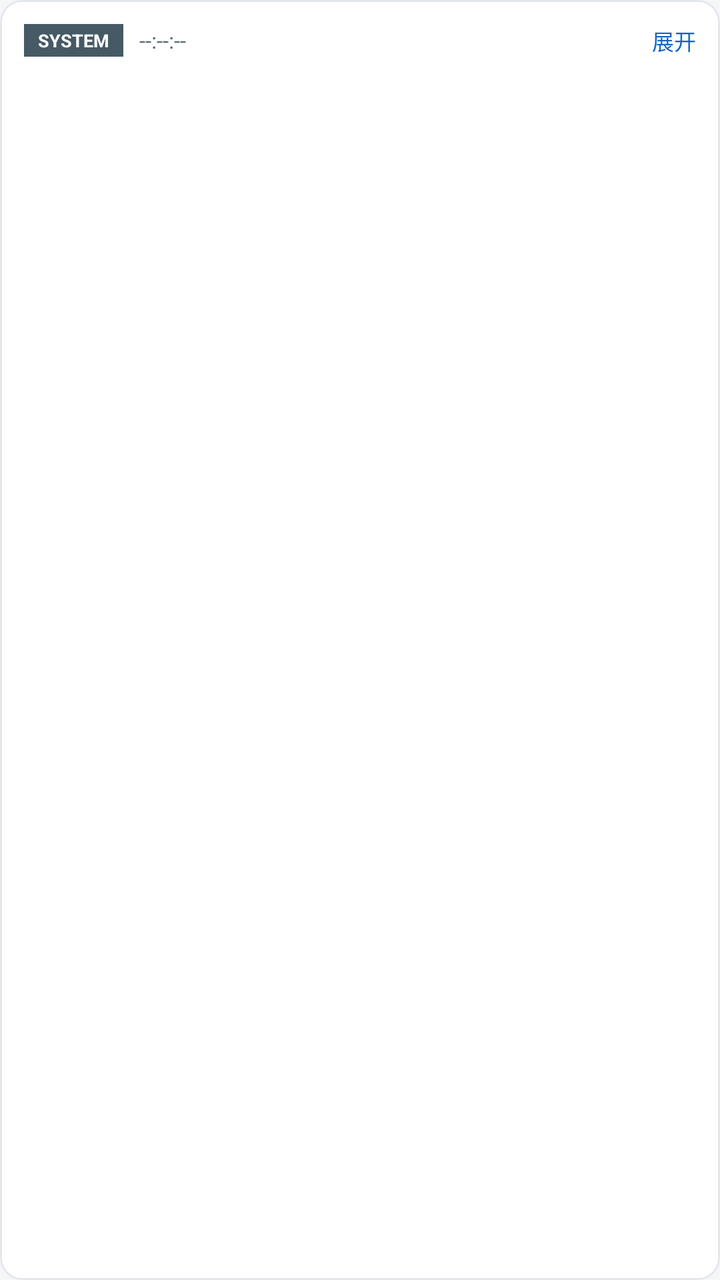
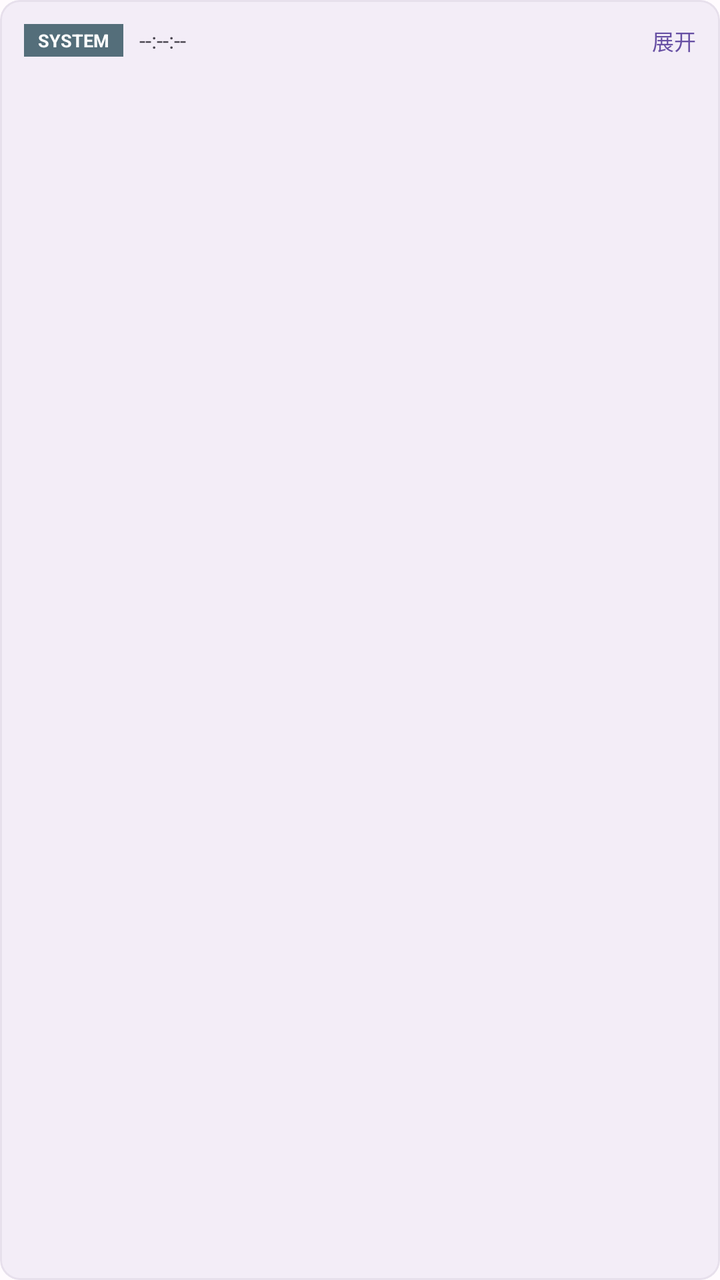

The first picture is an Android layout as it rendered before a commit; the second is the same layout after the commit. The layout source and the unified diff follow.
<!-- AndroidManifest.xml: application theme Theme.CmccHook -->
<!-- res/layout/item_log.xml -->
<?xml version="1.0" encoding="utf-8"?>
<com.google.android.material.card.MaterialCardView xmlns:android="http://schemas.android.com/apk/res/android"
    xmlns:app="http://schemas.android.com/apk/res-auto"
    android:layout_width="match_parent"
    android:layout_height="wrap_content"
    android:layout_marginStart="12dp"
    android:layout_marginTop="5dp"
    android:layout_marginEnd="12dp"
    android:clickable="true"
    android:focusable="true"
    android:foreground="?attr/selectableItemBackground"
    app:cardBackgroundColor="@color/surface"
    app:cardCornerRadius="11dp"
    app:cardElevation="0dp"
    app:strokeColor="@color/divider"
    app:strokeWidth="1dp">

    <LinearLayout
        android:layout_width="match_parent"
        android:layout_height="wrap_content"
        android:orientation="vertical"
        android:padding="12dp">

        <LinearLayout
            android:layout_width="match_parent"
            android:layout_height="wrap_content"
            android:gravity="center_vertical"
            android:orientation="horizontal">

            <TextView
                android:id="@+id/tagText"
                android:layout_width="wrap_content"
                android:layout_height="wrap_content"
                android:background="@color/tag_system"
                android:paddingStart="7dp"
                android:paddingTop="2dp"
                android:paddingEnd="7dp"
                android:paddingBottom="2dp"
                android:text="SYSTEM"
                android:textColor="@android:color/white"
                android:textSize="9sp"
                android:textStyle="bold" />

            <TextView
                android:id="@+id/timeText"
                style="@style/Caption"
                android:layout_width="0dp"
                android:layout_height="wrap_content"
                android:layout_marginStart="8dp"
                android:layout_weight="1"
                android:text="--:--:--"
                android:textSize="11sp" />

            <TextView
                android:id="@+id/expandText"
                android:layout_width="wrap_content"
                android:layout_height="wrap_content"
                android:text="展开"
                android:textColor="@color/primary"
                android:textSize="11sp" />
        </LinearLayout>

        <TextView
            android:id="@+id/summaryText"
            android:layout_width="match_parent"
            android:layout_height="wrap_content"
            android:layout_marginTop="6dp"
            android:textColor="@color/text_primary"
            android:textSize="13sp"
            android:textStyle="bold" />

        <TextView
            android:id="@+id/detailText"
            android:layout_width="match_parent"
            android:layout_height="wrap_content"
            android:layout_marginTop="8dp"
            android:background="@color/code_background"
            android:fontFamily="monospace"
            android:padding="9dp"
            android:textColor="#24313D"
            android:textIsSelectable="true"
            android:textSize="10.5sp"
            android:visibility="gone" />
    </LinearLayout>
</com.google.android.material.card.MaterialCardView>
<!-- resources referenced by this layout -->
<resources>
  <color name="code_background">#F0F3F6</color>
  <color name="divider">#E3E7EC</color>
  <color name="primary">#1565C0</color>
  <color name="surface">#FFFFFF</color>
  <color name="tag_system">#455A64</color>
  <color name="text_primary">#17212B</color>
  <style name="Caption">
          <item name="android:textSize">12sp</item>
          <item name="android:textColor">@color/text_secondary</item>
          <item name="android:lineSpacingExtra">2dp</item>
      </style>
  <style name="Theme.CmccHook" parent="Theme.MaterialComponents.Light.NoActionBar">
          <item name="colorPrimary">@color/primary</item>
          <item name="colorPrimaryVariant">@color/primary_dark</item>
          <item name="colorOnPrimary">@android:color/white</item>
          <item name="colorSecondary">@color/secondary</item>
          <item name="colorOnSecondary">@android:color/white</item>
          <item name="android:statusBarColor">@color/primary_dark</item>
          <item name="android:navigationBarColor">@color/primary_dark</item>
          <item name="android:windowLightStatusBar">false</item>
          <item name="android:windowBackground">@color/background</item>
          <item name="android:textColorPrimary">@color/text_primary</item>
          <item name="android:textColorSecondary">@color/text_secondary</item>
      </style>
  <color name="text_secondary">#5D6B7A</color>
  <color name="primary_dark">#0D47A1</color>
  <color name="secondary">#EF6C00</color>
  <color name="background">#F5F6F8</color>
</resources>

<!-- the commit's change to res/layout/item_log.xml (unified diff, before → after) -->
@@ -9,8 +9,8 @@
     android:clickable="true"
     android:focusable="true"
     android:foreground="?attr/selectableItemBackground"
-    app:cardBackgroundColor="@color/surface"
-    app:cardCornerRadius="11dp"
+    app:cardBackgroundColor="@color/container"
+    app:cardCornerRadius="10dp"
     app:cardElevation="0dp"
     app:strokeColor="@color/divider"
     app:strokeWidth="1dp">
@@ -77,7 +77,7 @@
             android:background="@color/code_background"
             android:fontFamily="monospace"
             android:padding="9dp"
-            android:textColor="#24313D"
+            android:textColor="@color/text_primary"
             android:textIsSelectable="true"
             android:textSize="10.5sp"
             android:visibility="gone" />
<!-- resource entries referenced after the edit -->
@@ -1,32 +1,35 @@
 <!-- resources referenced by this layout -->
 <resources>
-  <color name="code_background">#F0F3F6</color>
-  <color name="divider">#E3E7EC</color>
-  <color name="primary">#1565C0</color>
-  <color name="surface">#FFFFFF</color>
-  <color name="tag_system">#455A64</color>
-  <color name="text_primary">#17212B</color>
+  <color name="code_background">#F3EDF7</color>
+  <color name="container">#F3EDF7</color>
+  <color name="divider">#E7E0EC</color>
+  <color name="primary">#6750A4</color>
+  <color name="surface">#FFFBFE</color>
+  <color name="tag_system">#546E7A</color>
+  <color name="text_primary">#1C1B1F</color>
   <style name="Caption">
           <item name="android:textSize">12sp</item>
           <item name="android:textColor">@color/text_secondary</item>
           <item name="android:lineSpacingExtra">2dp</item>
       </style>
-  <style name="Theme.CmccHook" parent="Theme.MaterialComponents.Light.NoActionBar">
+  <style name="Theme.CmccHook" parent="Theme.MaterialComponents.DayNight.NoActionBar">
           <item name="colorPrimary">@color/primary</item>
           <item name="colorPrimaryVariant">@color/primary_dark</item>
           <item name="colorOnPrimary">@android:color/white</item>
-          <item name="colorSecondary">@color/secondary</item>
+          <item name="colorSecondary">@color/primary</item>
           <item name="colorOnSecondary">@android:color/white</item>
-          <item name="android:statusBarColor">@color/primary_dark</item>
-          <item name="android:navigationBarColor">@color/primary_dark</item>
-          <item name="android:windowLightStatusBar">false</item>
+          <item name="colorSurface">@color/surface</item>
+          <item name="android:colorBackground">@color/background</item>
+          <item name="android:statusBarColor">@color/background</item>
+          <item name="android:navigationBarColor">@color/background</item>
+          <item name="android:windowLightStatusBar">true</item>
+          <item name="android:windowLightNavigationBar">true</item>
           <item name="android:windowBackground">@color/background</item>
           <item name="android:textColorPrimary">@color/text_primary</item>
           <item name="android:textColorSecondary">@color/text_secondary</item>
       </style>
-  <color name="text_secondary">#5D6B7A</color>
-  <color name="primary_dark">#0D47A1</color>
-  <color name="secondary">#EF6C00</color>
-  <color name="background">#F5F6F8</color>
+  <color name="text_secondary">#49454F</color>
+  <color name="primary_dark">#4F378B</color>
+  <color name="background">#FFFBFE</color>
 </resources>
 
